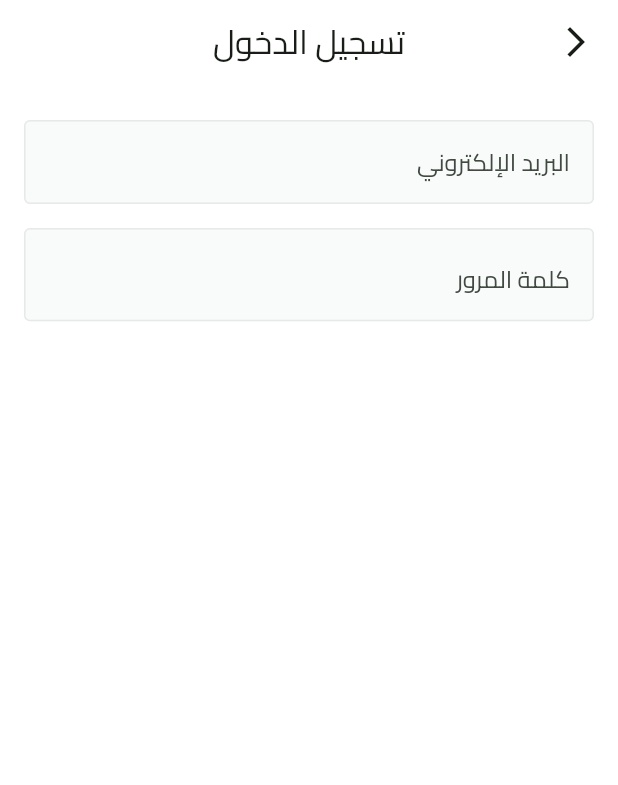
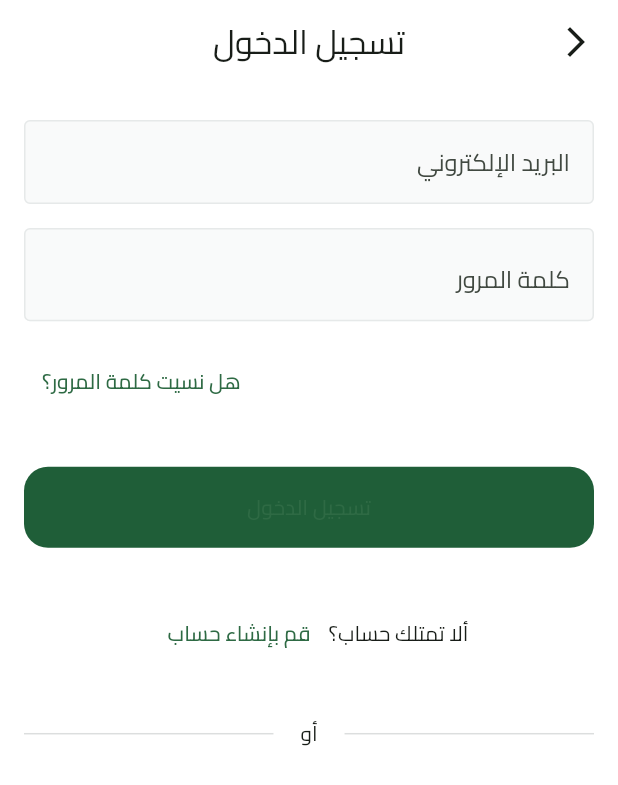
Before and after one commit to ahmedashraf-hub/Fruit-Hub, a Flutter app: the LoginView screen opened by its route, on a phone screen of 412 x 824 dp. Shown: the top 785 px of the screen. Run offline on Flutter 3.47's test engine with Material 3 defaults, Android fonts, the phone set to English and light mode, and no system bars; our stand-ins replace dots_indicator, flutter_svg, shared_preferences; accounts and stored records are empty.

Commit message:
create center section on loginView

```diff
--- a/lib/core/utils/app_colors.dart
+++ b/lib/core/utils/app_colors.dart
@@ -2,5 +2,6 @@ import 'package:flutter/material.dart';
 
 abstract class AppColors {
   static const Color primaryColor = Color(0XFF1F5E38);
+  static const Color lightPrimaryColor = Color(0XFF1F5E38);
   static const Color secondaryColor = Color(0XFFF4A91F);
 }
--- a/lib/core/widgets/custom_button.dart
+++ b/lib/core/widgets/custom_button.dart
@@ -1,17 +1,19 @@
 import 'package:flutter/material.dart';
+import 'package:fruit_hub/core/utils/app_colors.dart';
+import 'package:fruit_hub/core/utils/app_text_styles.dart';
 
 class CustomButton extends StatelessWidget {
   const CustomButton({
     super.key,
     required this.onPressed,
     required this.title,
-    required this.backgroundColor,
-    required this.fontColor,
+    this.backgroundColor,
+    this.fontColor,
   });
   final VoidCallback onPressed;
   final String title;
-  final Color backgroundColor;
-  final Color fontColor;
+  final Color? backgroundColor;
+  final Color? fontColor;
   @override
   Widget build(BuildContext context) {
     return SizedBox(
@@ -20,12 +22,15 @@ class CustomButton extends StatelessWidget {
       child: TextButton(
         onPressed: onPressed,
         style: TextButton.styleFrom(
-          backgroundColor: backgroundColor,
+          backgroundColor: AppColors.primaryColor,
           shape: RoundedRectangleBorder(
             borderRadius: BorderRadius.circular(16.0),
           ),
         ),
-        child: Text(title, style: TextStyle(color: fontColor)),
+        child: Text(
+          title,
+          style: AppTextStyles.bold16.copyWith(color: Colors.white),
+        ),
       ),
     );
   }
--- /dev/null
+++ b/lib/core/widgets/don_not_have_an_account.dart
@@ -0,0 +1,29 @@
+import 'package:flutter/material.dart';
+import 'package:fruit_hub/core/utils/app_colors.dart';
+import 'package:fruit_hub/core/utils/app_text_styles.dart';
+
+class DonNotHaveAnAccount extends StatelessWidget {
+  const DonNotHaveAnAccount({super.key});
+
+  @override
+  Widget build(BuildContext context) {
+    return Row(
+      mainAxisAlignment: MainAxisAlignment.center,
+      children: [
+        Text(
+          'ألا تمتلك حساب؟',
+          style: AppTextStyles.semiBold16.copyWith(color: Color(0XFF949D9E)),
+        ),
+        TextButton(
+          onPressed: () {},
+          child: Text(
+            'قم بإنشاء حساب',
+            style: AppTextStyles.semiBold16.copyWith(
+              color: AppColors.primaryColor,
+            ),
+          ),
+        ),
+      ],
+    );
+  }
+}
--- /dev/null
+++ b/lib/core/widgets/or_divider.dart
@@ -0,0 +1,19 @@
+import 'package:flutter/material.dart';
+import 'package:fruit_hub/core/utils/app_text_styles.dart';
+
+class OrDivider extends StatelessWidget {
+  const OrDivider({super.key});
+
+  @override
+  Widget build(BuildContext context) {
+    return Row(
+      children: [
+        Expanded(child: Divider(color: Color(0XFFDCDEDE))),
+        const SizedBox(width: 18.0),
+        Text('أو', style: AppTextStyles.semiBold16),
+        const SizedBox(width: 18.0),
+        Expanded(child: Divider(color: Color(0XFFDCDEDE))),
+      ],
+    );
+  }
+}
--- a/lib/features/auth/presentation/views/widgets/login_view_body.dart
+++ b/lib/features/auth/presentation/views/widgets/login_view_body.dart
@@ -1,6 +1,11 @@
 import 'package:flutter/material.dart';
 import 'package:fruit_hub/constants.dart';
+import 'package:fruit_hub/core/utils/app_colors.dart';
+import 'package:fruit_hub/core/utils/app_text_styles.dart';
+import 'package:fruit_hub/core/widgets/custom_button.dart';
 import 'package:fruit_hub/core/widgets/custom_text_form_field.dart';
+import 'package:fruit_hub/core/widgets/don_not_have_an_account.dart';
+import 'package:fruit_hub/core/widgets/or_divider.dart';
 
 class LoginViewBody extends StatelessWidget {
   const LoginViewBody({super.key});
@@ -9,20 +14,41 @@ class LoginViewBody extends StatelessWidget {
   Widget build(BuildContext contex) {
     return Padding(
       padding: const EdgeInsets.symmetric(horizontal: kHorizontalPadding),
-      child: const SingleChildScrollView(
+      child: SingleChildScrollView(
         child: Column(
           children: [
-            SizedBox(height: 24.0),
-            CustomTextFormField(
+            const SizedBox(height: 24.0),
+            const CustomTextFormField(
               hintText: 'البريد الإلكتروني',
               textInputType: TextInputType.emailAddress,
             ),
-            SizedBox(height: 16.0),
-            CustomTextFormField(
+            const SizedBox(height: 16.0),
+            const CustomTextFormField(
               hintText: 'كلمة المرور',
               suffixIcon: Icon(Icons.remove_red_eye, color: Color(0XFFC9CECF)),
               textInputType: TextInputType.visiblePassword,
             ),
+            const SizedBox(height: 16.0),
+            Row(
+              mainAxisAlignment: MainAxisAlignment.end,
+              children: [
+                TextButton(
+                  onPressed: () {},
+                  child: Text(
+                    'هل نسيت كلمة المرور؟',
+                    style: AppTextStyles.semiBold13.copyWith(
+                      color: AppColors.lightPrimaryColor,
+                    ),
+                  ),
+                ),
+              ],
+            ),
+            const SizedBox(height: 33.0),
+            CustomButton(onPressed: () {}, title: 'تسجيل الدخول'),
+            const SizedBox(height: 33.0),
+            DonNotHaveAnAccount(),
+            const SizedBox(height: 33.0),
+            const OrDivider(),
           ],
         ),
       ),
--- a/lib/features/onboarding/presentation/views/widgets/onboarding_page_view.dart
+++ b/lib/features/onboarding/presentation/views/widgets/onboarding_page_view.dart
@@ -37,7 +37,7 @@ class OnboardingPageView extends StatelessWidget {
               Text(
                 'Fruit',
                 style: AppTextStyles.bold23.copyWith(
-                  color: AppColors.primaryColor,
+                  color: AppColors.lightPrimaryColor,
                 ),
               ),
             ],
--- a/lib/features/onboarding/presentation/views/widgets/onboarding_view_body.dart
+++ b/lib/features/onboarding/presentation/views/widgets/onboarding_view_body.dart
@@ -59,11 +59,11 @@ class _OnboardingViewBodyState extends State<OnboardingViewBody> {
           dotsCount: 2,
           position: currentPage.toDouble(),
           decorator: DotsDecorator(
-            activeColor: AppColors.primaryColor,
+            activeColor: AppColors.lightPrimaryColor,
 
             color: currentPage == 1
-                ? AppColors.primaryColor
-                : AppColors.primaryColor.withValues(alpha: 0.25),
+                ? AppColors.lightPrimaryColor
+                : AppColors.lightPrimaryColor.withValues(alpha: 0.25),
           ),
         ),
         const SizedBox(height: 29),
@@ -79,7 +79,7 @@ class _OnboardingViewBodyState extends State<OnboardingViewBody> {
                 Prefs.setBool(kIsOnboardingViewSeen, true);
                 Navigator.of(context).pushReplacementNamed(LoginView.routeName);
               },
-              backgroundColor: AppColors.primaryColor,
+              backgroundColor: AppColors.lightPrimaryColor,
               title: 'ابدأ الان',
               fontColor: Colors.white,
             ),
--- a/lib/main.dart
+++ b/lib/main.dart
@@ -23,7 +23,9 @@ class FruitHub extends StatelessWidget {
       theme: ThemeData(
         fontFamily: 'Cairo',
         scaffoldBackgroundColor: Colors.white,
-        colorScheme: ColorScheme.fromSeed(seedColor: AppColors.primaryColor),
+        colorScheme: ColorScheme.fromSeed(
+          seedColor: AppColors.lightPrimaryColor,
+        ),
       ),
 
       localizationsDelegates: [
```
